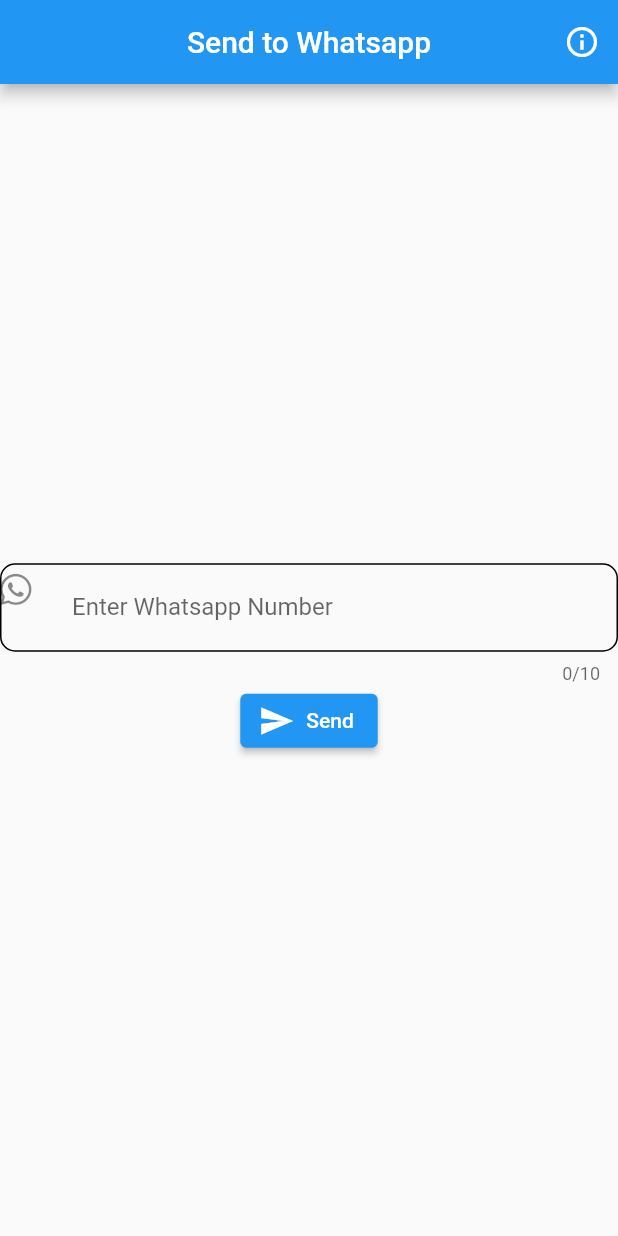
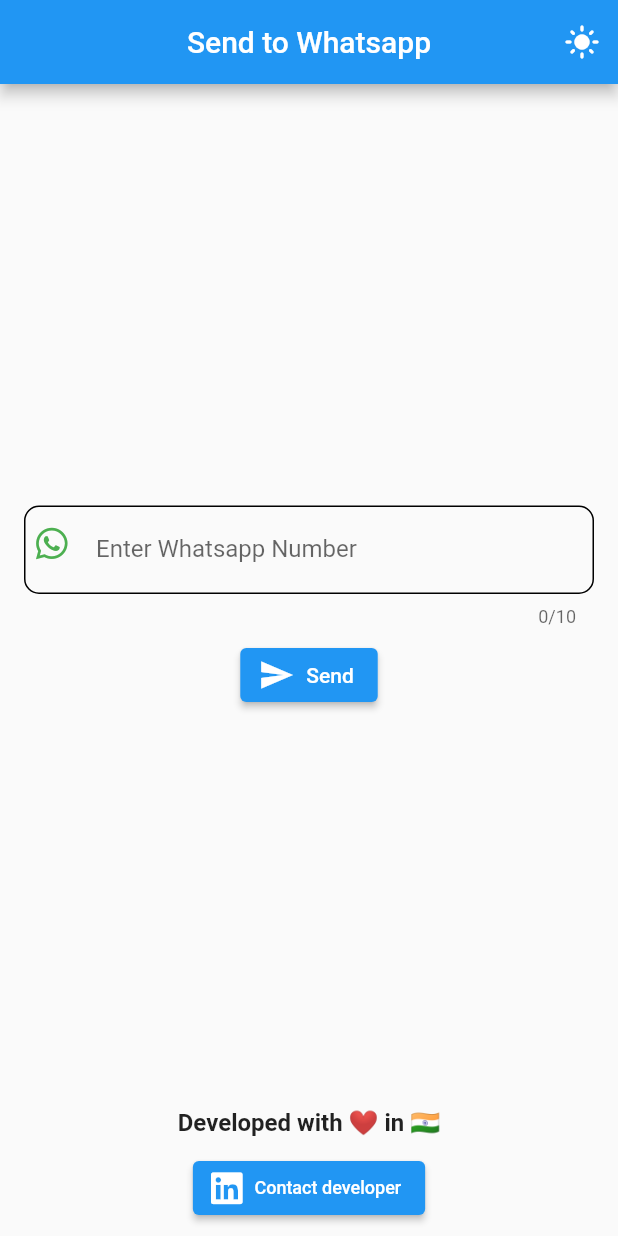
Before and after one commit to Nandan-Wewhare/Send_to_Whatsapp, a Flutter app: the screen it shows after launch, after a tap on "Send", on a phone screen of 412 x 824 dp. Run offline on Flutter 3.47's test engine with Material 2 defaults, Android fonts, the phone set to English and light mode, and no system bars; our stand-ins replace font_awesome_flutter.

Commit message:
complete app

```diff
--- a/lib/main.dart
+++ b/lib/main.dart
@@ -1,68 +1,96 @@
 import 'package:flutter/material.dart';
 import 'package:font_awesome_flutter/font_awesome_flutter.dart';
+import 'package:url_launcher/url_launcher.dart';
 
-void main() {
-  runApp(const MyApp());
-}
+void main() => runApp(const MyApp());
 
 class MyApp extends StatelessWidget {
   const MyApp({super.key});
-
+  static final ValueNotifier<ThemeMode> _notifier =
+      ValueNotifier(ThemeMode.light);
   @override
   Widget build(BuildContext context) {
     var phoneController = TextEditingController();
+    return ValueListenableBuilder<ThemeMode>(
+      valueListenable: _notifier,
+      builder: (_, mode, __) {
         return MaterialApp(
+          theme: ThemeData.light(),
+          darkTheme: ThemeData.dark(),
+          themeMode: mode,
           home: Scaffold(
             appBar: AppBar(
               title: const Text("Send to Whatsapp"),
               centerTitle: true,
               actions: [
                 IconButton(
-                onPressed: () => showDialog(
-                    context: context,
-                    builder: (context) => AlertDialog(
-                          content: Column(
-                            children: [
-                              Text("Developed with love in India"),
-                              Text("Developer: Nandan Wewhare"),
-                              ElevatedButton(
-                                  onPressed: () {},
-                                  child:
-                                      const FaIcon(FontAwesomeIcons.linkedin))
+                    onPressed: () => _notifier.value = mode == ThemeMode.light
+                        ? ThemeMode.dark
+                        : ThemeMode.light,
+                    icon: _notifier.value == ThemeMode.light
+                        ? const Icon(Icons.light_mode)
+                        : const Icon(Icons.dark_mode))
               ],
             ),
-                        )),
-                icon: const Icon(Icons.info_outline))
-          ],
-        ),
-        body: Column(
+            body: Padding(
+              padding: const EdgeInsets.all(8.0),
+              child: Column(
                 mainAxisAlignment: MainAxisAlignment.center,
                 children: [
-            TextField(
+                  const Spacer(),
+                  Padding(
+                    padding: const EdgeInsets.all(8.0),
+                    child: TextField(
                       controller: phoneController,
                       decoration: InputDecoration(
-                prefixIcon: const FaIcon(FontAwesomeIcons.whatsapp),
+                        prefixIcon: const Padding(
+                          padding: EdgeInsets.all(8.0),
+                          child: FaIcon(
+                            FontAwesomeIcons.whatsapp,
+                            color: Colors.green,
+                          ),
+                        ),
                         labelText: "Enter Whatsapp Number",
-                enabledBorder:
-                    OutlineInputBorder(borderRadius: BorderRadius.circular(10)),
-                border:
-                    OutlineInputBorder(borderRadius: BorderRadius.circular(12)),
+                        enabledBorder: OutlineInputBorder(
+                            borderRadius: BorderRadius.circular(10)),
+                        border: OutlineInputBorder(
+                            borderRadius: BorderRadius.circular(12)),
                       ),
                       keyboardType: TextInputType.phone,
                       maxLength: 10,
                     ),
+                  ),
                   ElevatedButton.icon(
                     icon: const Icon(Icons.send),
-              onPressed: () {
+                    onPressed: () async {
+                      if (phoneController.text.trim().isNotEmpty) {
                         var number = "91${phoneController.text}";
-                var url = "http://wa.me/$number";
-                // call url launcher
+                        var url = Uri.parse("https://wa.me/$number");
+                        await launchUrl(url,
+                            mode: LaunchMode.externalApplication);
+                      }
                     },
                     label: const Text("Send"),
-            )
+                  ),
+                  const Spacer(),
+                  const Text(
+                    "Developed with ❤️ in 🇮🇳 ",
+                    textAlign: TextAlign.center,
+                    style: TextStyle(fontSize: 16, fontWeight: FontWeight.bold),
+                  ),
+                  const SizedBox(height: 10),
+                  ElevatedButton.icon(
+                      icon: const FaIcon(FontAwesomeIcons.linkedin),
+                      onPressed: () async => await launchUrl(Uri.parse(
+                          "https://www.linkedin.com/in/nandanwewhare/")),
+                      label: const Text("Contact developer",
+                          style: TextStyle(fontSize: 12)))
                 ],
               ),
             ),
+          ),
+        );
+      },
     );
   }
 }
```
Also changed, not shown: 1 other file. Lines whose indentation alone changed are shown as unchanged.
